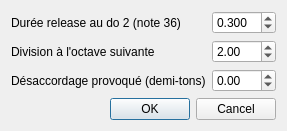
First picture: the form in sources/editor/tools/release/toolrelease_gui.ui, repository davy7125/polyphone, before the edit.
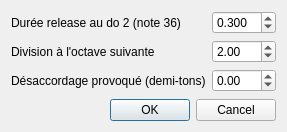
Second picture: the form after the edit.

Patch:
```diff
--- a/sources/editor/tools/release/toolrelease_gui.ui
+++ b/sources/editor/tools/release/toolrelease_gui.ui
@@ -6,8 +6,8 @@
    <rect>
     <x>0</x>
     <y>0</y>
-    <width>258</width>
-    <height>125</height>
+    <width>264</width>
+    <height>132</height>
    </rect>
   </property>
   <property name="windowTitle">
```
Left out of the diff: 2 changed lines with no effect on the pictures.
